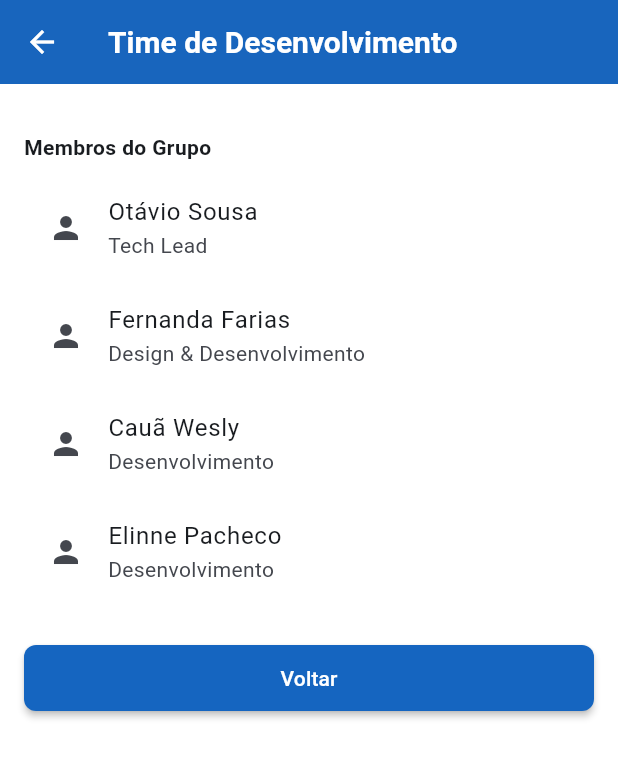
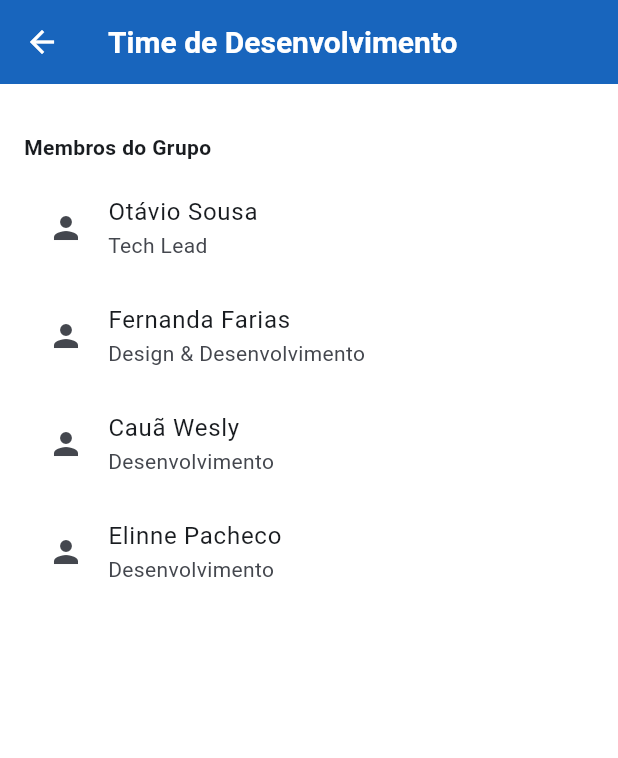
Before and after one commit to otaviossousa/advoguei, a Flutter app: the AboutMembersScreen screen opened by its route, on a phone screen of 412 x 824 dp. Shown: the top 758 px of the screen. Run offline on Flutter 3.47's test engine with Material 3 defaults, Android fonts, the light colour scheme and no system bars.

Commit message:
fix: remove botao voltar

```diff
--- a/lib/screens/about_members_screen.dart
+++ b/lib/screens/about_members_screen.dart
@@ -21,7 +21,6 @@ class AboutMembersScreen extends StatelessWidget {
         padding: const EdgeInsets.all(16.0),
         child: ListView(
           children: [
-
             const SizedBox(height: 16),
             const Text('Membros do Grupo', style: TextStyle(fontWeight: FontWeight.bold)),
             const SizedBox(height: 8),
@@ -30,11 +29,6 @@ class AboutMembersScreen extends StatelessWidget {
                   title: Text(m['name']!),
                   subtitle: Text(m['role']!),
                 )),
-            const SizedBox(height: 24),
-            ElevatedButton(
-              onPressed: () => Navigator.of(context).pop(),
-              child: const Text('Voltar'),
-            ),
           ],
         ),
       ),
```
